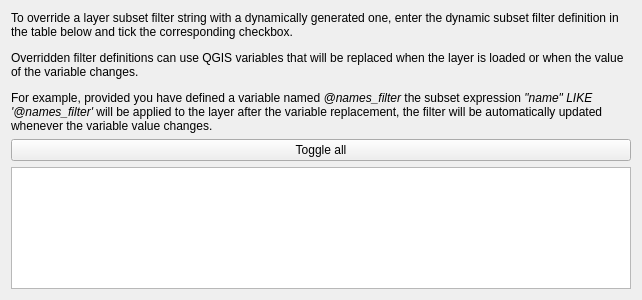
This is Ui_ConfigWidget.ui in elpaso/qgis-subset-expression-plugin as Qt 5 draws it before an edit. The edited form follows.
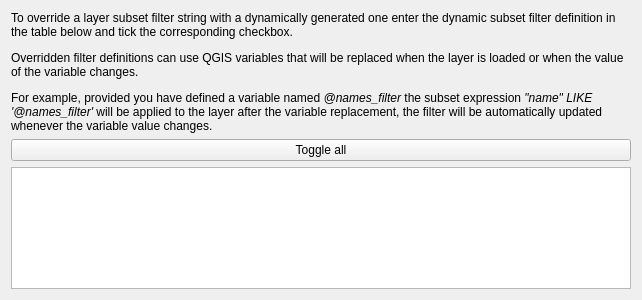
This is the edited form.

```diff
--- a/Ui_ConfigWidget.ui
+++ b/Ui_ConfigWidget.ui
@@ -17,7 +17,7 @@
    <item>
     <widget class="QLabel" name="label">
      <property name="text">
-      <string>&lt;html&gt;&lt;head/&gt;&lt;body&gt;&lt;p&gt;To override a layer subset filter string with a dynamically generated one, enter the dynamic subset filter definition in the table below and tick the corresponding checkbox.&lt;/p&gt;&lt;p&gt;Overridden filter definitions can use QGIS variables that will be replaced when the layer is loaded or when the value of the variable changes.&lt;/p&gt;&lt;p&gt;For example, provided you have defined a variable named &lt;span style=&quot; font-style:italic;&quot;&gt;@names_filter&lt;/span&gt; the subset expression &lt;span style=&quot; font-style:italic;&quot;&gt;&amp;quot;name&amp;quot; LIKE '@names_filter'&lt;/span&gt; will be applied to the layer after the variable replacement, the filter will be automatically updated whenever the variable value changes.&lt;/p&gt;&lt;/body&gt;&lt;/html&gt;</string>
+      <string>&lt;html&gt;&lt;head/&gt;&lt;body&gt;&lt;p&gt;To override a layer subset filter string with a dynamically generated one enter the dynamic subset filter definition in the table below and tick the corresponding checkbox.&lt;/p&gt;&lt;p&gt;Overridden filter definitions can use QGIS variables that will be replaced when the layer is loaded or when the value of the variable changes.&lt;/p&gt;&lt;p&gt;For example, provided you have defined a variable named &lt;span style=&quot; font-style:italic;&quot;&gt;@names_filter&lt;/span&gt; the subset expression &lt;span style=&quot; font-style:italic;&quot;&gt;&amp;quot;name&amp;quot; LIKE '@names_filter'&lt;/span&gt; will be applied to the layer after the variable replacement, the filter will be automatically updated whenever the variable value changes.&lt;/p&gt;&lt;/body&gt;&lt;/html&gt;</string>
      </property>
      <property name="wordWrap">
       <bool>true</bool>
```
